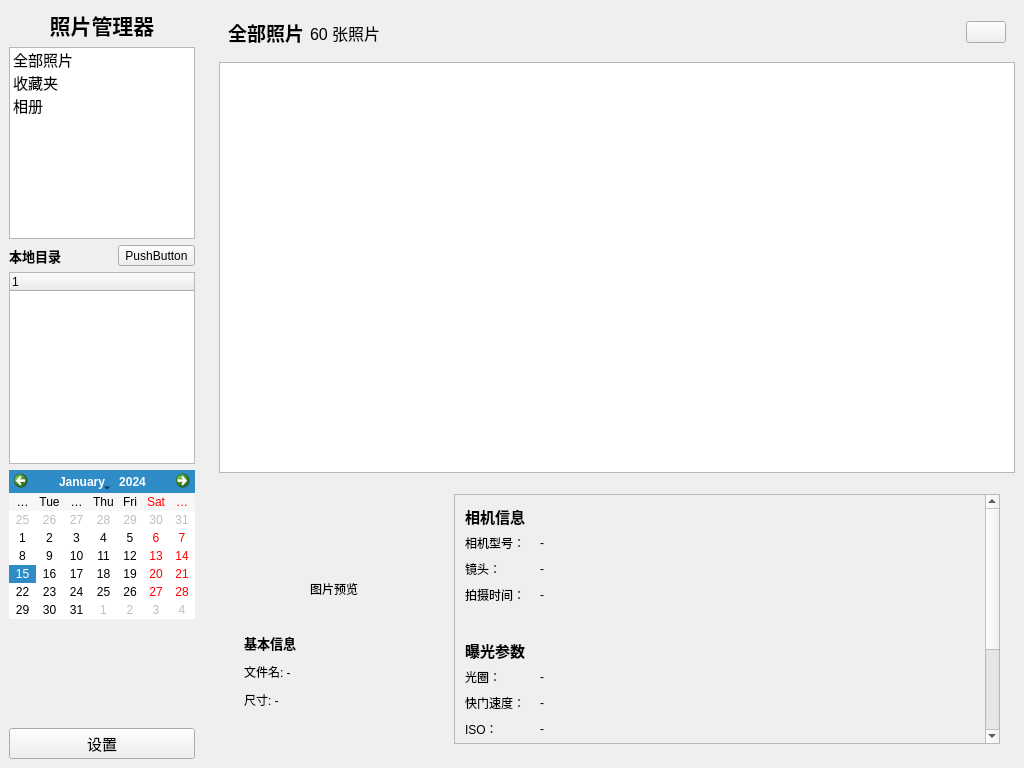
This is main.ui in Gxstar/ImageManager as Qt 5 draws it before an edit. The edited form follows.
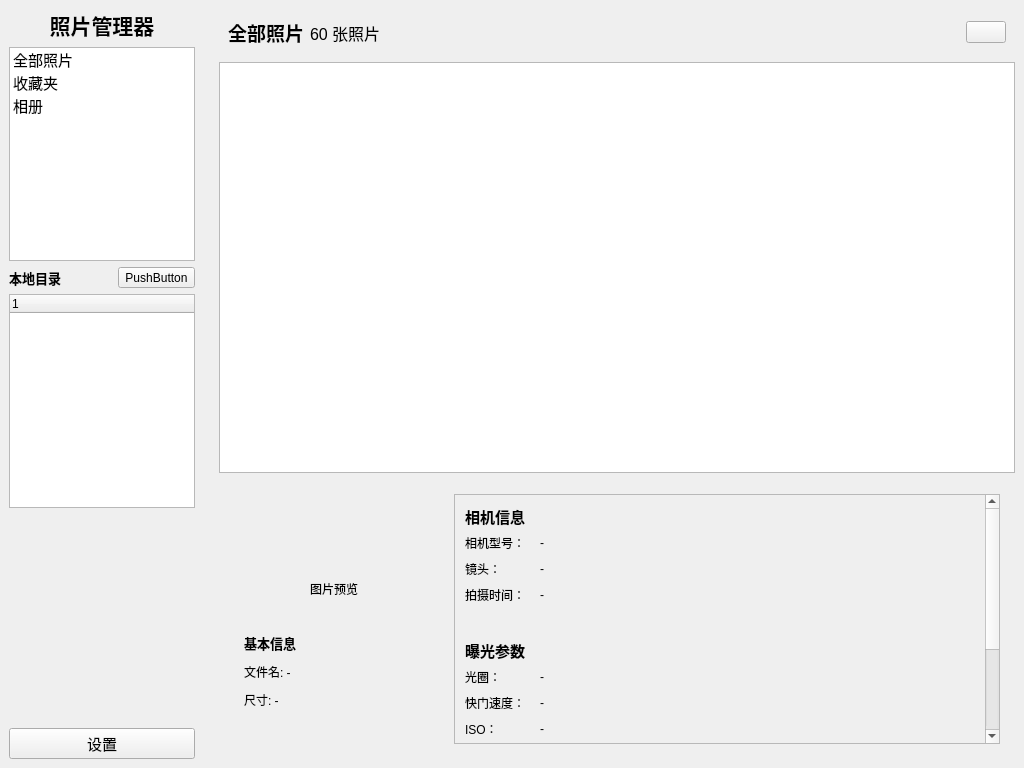
This is the edited form. Icons and pictures are not drawn.

Commit message:
refactor(ui): 移除未使用的日历组件
清理界面中未使用的QCalendarWidget组件以简化布局

Diff of the .ui file:
```diff
--- a/main.ui
+++ b/main.ui
@@ -149,13 +149,6 @@
          </column>
         </widget>
        </item>
-       <item>
-        <widget class="QCalendarWidget" name="calendarWidget">
-         <property name="verticalHeaderFormat">
-          <enum>QCalendarWidget::NoVerticalHeader</enum>
-         </property>
-        </widget>
-       </item>
        <item>
         <spacer name="verticalSpacer">
          <property name="orientation">
```
